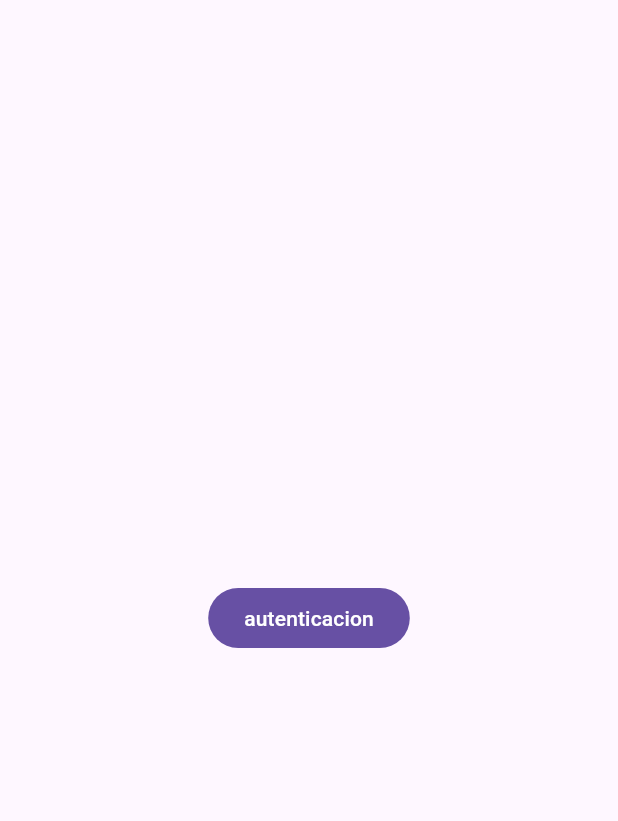
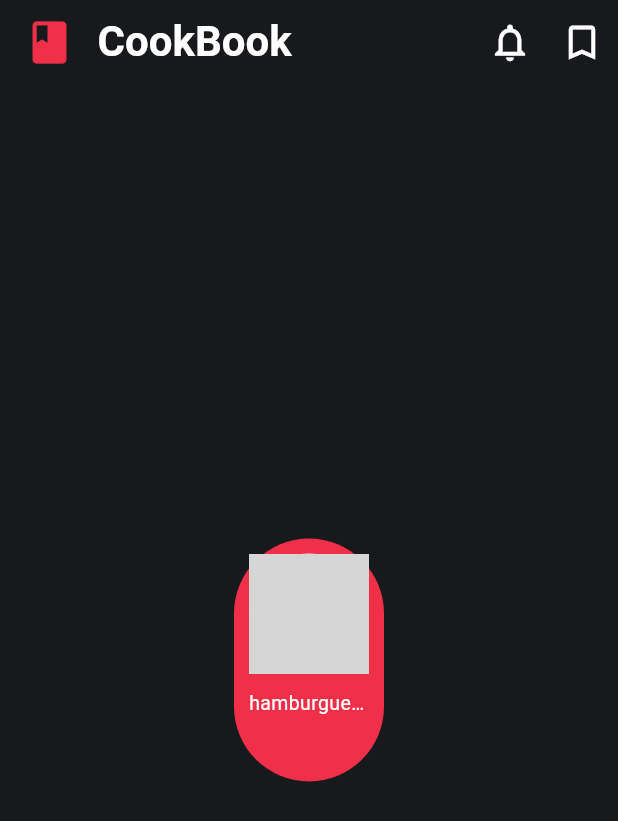
Before and after one commit to sergioIbz/recipe_app, a Flutter app: the screen it shows after launch, on a phone screen of 412 x 824 dp. Shown: the top 821 px of the screen. Run offline on Flutter 3.47's test engine with Material 3 defaults, Android fonts, the phone set to English and light mode, and no system bars; our stand-ins replace firebase_core, google_fonts; accounts and stored records are empty; network calls fail; grey boxes are pictures that could not be loaded.

Commit message:
custom app bar

```diff
--- /dev/null
+++ b/lib/config/theme/app_theme.dart
@@ -0,0 +1,28 @@
+import 'package:flutter/material.dart';
+import 'package:google_fonts/google_fonts.dart';
+
+class AppTheme {
+  static const firstColor = Color(0xffF03048);
+  static const secondColor = Color(0xff17191D);
+  ThemeData getTheme(BuildContext context) => ThemeData(
+        colorSchemeSeed: firstColor,
+        fontFamily: GoogleFonts.jost().fontFamily,
+        scaffoldBackgroundColor: secondColor,
+        textTheme: Theme.of(context).textTheme.apply(
+              bodyColor: Colors.white,
+              displayColor: Colors.white,
+            ),
+        appBarTheme: const AppBarTheme(
+          backgroundColor: secondColor,
+          titleTextStyle: TextStyle(
+            color: Colors.white,
+          ),
+          actionsIconTheme: IconThemeData(
+            color: Colors.white,
+          ),
+        ),
+        iconTheme: const IconThemeData(
+          color: Colors.white,
+        ),
+      );
+}
--- a/lib/main.dart
+++ b/lib/main.dart
@@ -1,7 +1,9 @@
-import 'package:firebase_auth/firebase_auth.dart';
+
 import 'package:firebase_core/firebase_core.dart';
 import 'package:flutter/material.dart';
+import 'package:recipe_app/config/theme/app_theme.dart';
 import 'package:recipe_app/firebase_options.dart';
+import 'package:recipe_app/presentation/screens/home_screen/home_screen.dart';
 
 void main() async {
   WidgetsFlutterBinding.ensureInitialized();
@@ -15,28 +17,9 @@ class MainApp extends StatelessWidget {
   const MainApp({super.key});
   @override
   Widget build(BuildContext context) {
-    FirebaseAuth firebaseAuth = FirebaseAuth.instance;
     return MaterialApp(
-      home: Scaffold(
-        body: Center(
-          child: FilledButton(
-            onPressed: () async {
-              print('inicion ->');
-              final data;
-              try {
-                data = await firebaseAuth.signInWithEmailAndPassword(
-                  email: 'emailwq@gmail.com',
-                  password: 'password',
-                );
-              } catch (e) {
-                print(e);
-              }
-
-            },
-            child: const Text('autenticacion'),
-          ),
-        ),
-      ),
+      theme: AppTheme().getTheme(context),
+      home: const HomeScreen(),
     );
   }
 }
--- /dev/null
+++ b/lib/presentation/screens/home_screen/home_screen.dart
@@ -0,0 +1,50 @@
+import 'package:flutter/material.dart';
+
+import 'package:recipe_app/config/theme/app_theme.dart';
+import 'package:recipe_app/presentation/screens/home_screen/widgets/custom_app_bar.dart';
+
+class HomeScreen extends StatelessWidget {
+  const HomeScreen({super.key});
+
+  @override
+  Widget build(BuildContext context) {
+    return Scaffold(
+      appBar: const CustomAppBar(),
+      body: Center(
+        child: Container(
+          padding: const EdgeInsets.all(10),
+          decoration: BoxDecoration(
+            color: AppTheme.firstColor,
+            borderRadius: BorderRadius.circular(100),
+          ),
+          child: const Column(
+            mainAxisSize: MainAxisSize.min,
+            children: [
+              CircleAvatar(
+                radius: 40,
+                backgroundImage: NetworkImage(
+                    'https://forbes.co/_next/image?url=https%3A%2F%2Fcdn.forbes.co%2F2023%2F09%2FLucas-Mosna_GettyImages-1174648824-scaled.jpg%3Fv%3D25601709&w=3840&q=75'),
+              ),
+              SizedBox(
+                height: 10,
+              ),
+              SizedBox(
+                width: 80,
+                child: Text(
+                  'hamburguesa',
+                  overflow: TextOverflow.ellipsis,
+                  style: TextStyle(
+                    fontSize: 13,
+                  ),
+                ),
+              ),
+              SizedBox(
+                height: 33,
+              ),
+            ],
+          ),
+        ),
+      ),
+    );
+  }
+}
--- /dev/null
+++ b/lib/presentation/screens/home_screen/widgets/custom_app_bar.dart
@@ -0,0 +1,52 @@
+import 'package:flutter/material.dart';
+import 'package:recipe_app/config/theme/app_theme.dart';
+// Asegúrate de tener este archivo y la clase AppTheme
+
+class CustomAppBar extends StatelessWidget implements PreferredSizeWidget {
+  const CustomAppBar({super.key});
+
+  @override
+  Widget build(BuildContext context) {
+    return AppBar(
+      title: const Row(
+        mainAxisSize: MainAxisSize.max,
+        children: [
+          Icon(
+            Icons.book,
+            size: 34,
+            color: AppTheme.firstColor,
+          ),
+          SizedBox(
+            width: 15,
+          ),
+          Text(
+            'CookBook',
+            style: TextStyle(
+              fontSize: 28,
+              fontWeight: FontWeight.w700,
+            ),
+          )
+        ],
+      ),
+      actions: [
+        IconButton(
+          onPressed: () {},
+          icon: const Icon(
+            Icons.notifications_none_outlined,
+            size: 30,
+          ),
+        ),
+        IconButton(
+          onPressed: () {},
+          icon: const Icon(
+            Icons.bookmark_border_outlined,
+            size: 30,
+          ),
+        ),
+      ],
+    );
+  }
+
+  @override
+  Size get preferredSize => const Size.fromHeight(kToolbarHeight);
+}
--- a/pubspec.yaml
+++ b/pubspec.yaml
@@ -11,6 +11,7 @@ dependencies:
   firebase_core: ^2.32.0
   flutter:
     sdk: flutter
+  google_fonts: ^6.2.1
 
 dev_dependencies:
   flutter_test:
```
Also changed, not shown: pubspec.lock, 2 other files.
